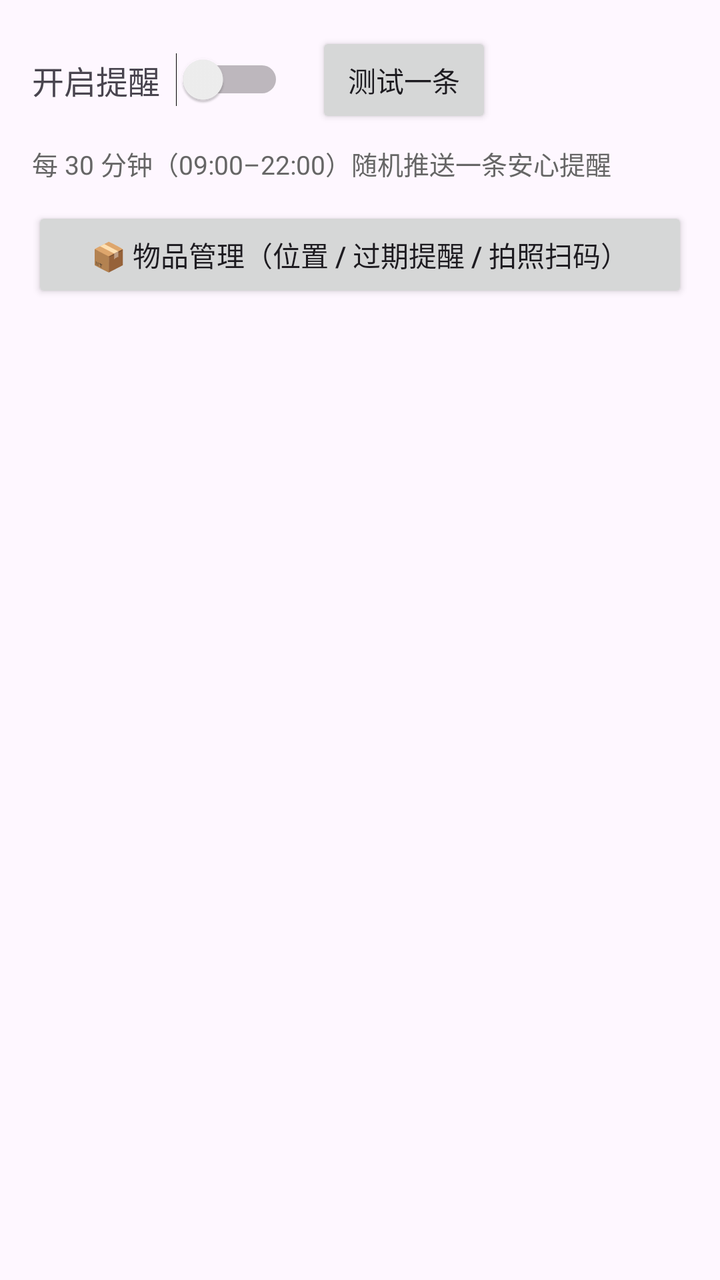
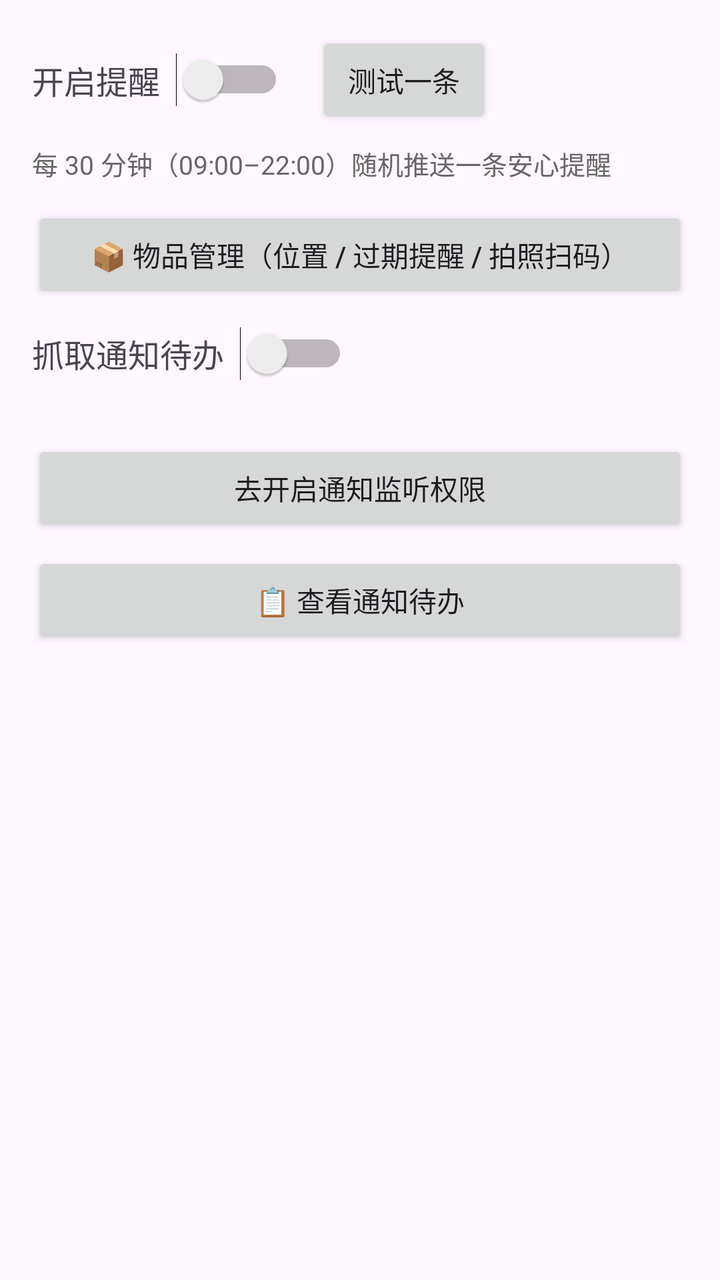

Before-and-after screenshots of an Android layout around one commit, followed by the original layout XML and the change that was made.
<!-- AndroidManifest.xml: application theme Theme.Migratable -->
<!-- res/layout/activity_main.xml -->
<?xml version="1.0" encoding="utf-8"?>
<LinearLayout xmlns:android="http://schemas.android.com/apk/res/android"
    android:orientation="vertical"
    android:padding="16dp"
    android:layout_width="match_parent"
    android:layout_height="match_parent">

    <LinearLayout
        android:orientation="horizontal"
        android:layout_width="match_parent"
        android:layout_height="wrap_content"
        android:gravity="center_vertical">

        <TextView
            android:text="开启提醒"
            android:textSize="16sp"
            android:layout_width="wrap_content"
            android:layout_height="wrap_content" />

        <Switch
            android:id="@+id/switch_enabled"
            android:layout_marginStart="8dp"
            android:layout_width="wrap_content"
            android:layout_height="wrap_content" />

        <Button
            android:id="@+id/btn_test"
            android:text="测试一条"
            android:layout_marginStart="16dp"
            android:layout_width="wrap_content"
            android:layout_height="wrap_content" />
    </LinearLayout>

    <TextView
        android:text="每 30 分钟（09:00–22:00）随机推送一条安心提醒"
        android:textSize="13sp"
        android:textColor="#666666"
        android:layout_marginTop="8dp"
        android:layout_width="match_parent"
        android:layout_height="wrap_content" />

    <Button
        android:id="@+id/btn_inventory"
        android:text="📦 物品管理（位置 / 过期提醒 / 拍照扫码）"
        android:layout_marginTop="12dp"
        android:layout_width="match_parent"
        android:layout_height="wrap_content" />

    <ListView
        android:id="@+id/list_messages"
        android:layout_marginTop="12dp"
        android:layout_width="match_parent"
        android:layout_height="match_parent" />
</LinearLayout>
<!-- resources referenced by this layout -->
<resources>
  <style name="Theme.Migratable" parent="Theme.Material3.DayNight.NoActionBar">
          <item name="android:statusBarColor">?attr/colorPrimary</item>
      </style>
</resources>

<!-- the commit's change to res/layout/activity_main.xml (unified diff, before → after) -->
@@ -46,6 +46,48 @@
         android:layout_width="match_parent"
         android:layout_height="wrap_content" />
 
+    <LinearLayout
+        android:orientation="horizontal"
+        android:layout_width="match_parent"
+        android:layout_height="wrap_content"
+        android:gravity="center_vertical"
+        android:layout_marginTop="12dp">
+
+        <TextView
+            android:text="抓取通知待办"
+            android:textSize="16sp"
+            android:layout_width="wrap_content"
+            android:layout_height="wrap_content" />
+
+        <Switch
+            android:id="@+id/switch_todos"
+            android:layout_marginStart="8dp"
+            android:layout_width="wrap_content"
+            android:layout_height="wrap_content" />
+    </LinearLayout>
+
+    <TextView
+        android:id="@+id/text_listener_status"
+        android:textSize="13sp"
+        android:textColor="#666666"
+        android:layout_marginTop="4dp"
+        android:layout_width="match_parent"
+        android:layout_height="wrap_content" />
+
+    <Button
+        android:id="@+id/btn_enable_listener"
+        android:text="去开启通知监听权限"
+        android:layout_marginTop="8dp"
+        android:layout_width="match_parent"
+        android:layout_height="wrap_content" />
+
+    <Button
+        android:id="@+id/btn_todos"
+        android:text="📋 查看通知待办"
+        android:layout_marginTop="8dp"
+        android:layout_width="match_parent"
+        android:layout_height="wrap_content" />
+
     <ListView
         android:id="@+id/list_messages"
         android:layout_marginTop="12dp"
